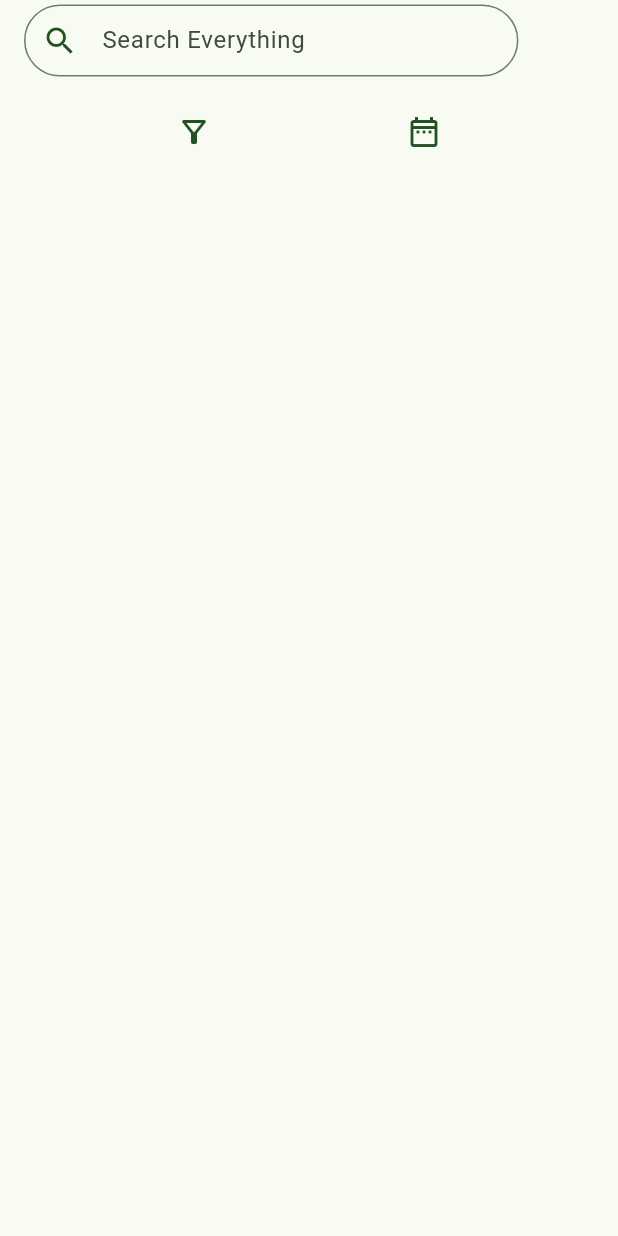
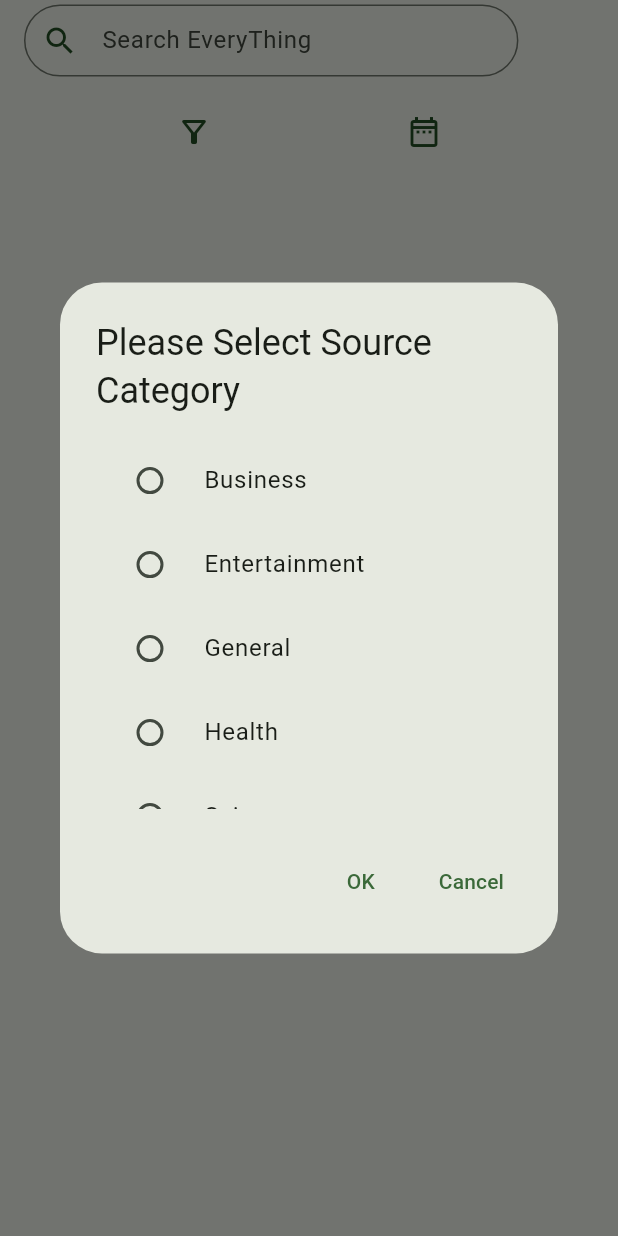
Before and after one commit to VirtualAstronaut/beanstalkedu-assignment, a Flutter app: the screen it shows after launch, after a tap on the "filter alt" icon, on a phone screen of 412 x 824 dp. Run offline on Flutter 3.47's test engine with Material 2 defaults, Android fonts, the light colour scheme and no system bars; our stand-ins replace dio, flutter_riverpod, riverpod_annotation, sizer.

Commit message:
add category filter & minor fixes

```diff
--- a/lib/providers.dart
+++ b/lib/providers.dart
@@ -1,7 +1,9 @@
 import 'dart:convert';
 
 import 'package:beanstalkedu_assignment/core/providers/article_provider.dart';
+import 'package:beanstalkedu_assignment/core/providers/source_provider.dart';
 import 'package:beanstalkedu_assignment/model/article_model.dart';
+import 'package:beanstalkedu_assignment/model/source_model.dart';
 import 'package:beanstalkedu_assignment/utils.dart';
 import 'package:http/http.dart' as http;
 import 'package:flutter/material.dart';
@@ -14,5 +16,8 @@ final articleNotifierProvider =
     return ArticleProvider(const AsyncData([]));
   },
 );
+final selectedCategoriesProvider = StateProvider<String>(
+  (ref) => '',
+);
 
 final dateFilterProvider = StateProvider<List<DateTime>>((ref) => []);
--- /dev/null
+++ b/lib/ui/category_filter_dialog.dart
@@ -0,0 +1,97 @@
+import 'dart:async';
+
+import 'package:beanstalkedu_assignment/providers.dart';
+import 'package:beanstalkedu_assignment/ui/components/round_textfield.dart';
+import 'package:flutter/material.dart';
+import 'package:flutter_riverpod/flutter_riverpod.dart';
+import 'package:intl/intl.dart';
+import 'package:sizer/sizer.dart';
+
+class CategoryFilterDialog extends ConsumerStatefulWidget {
+  const CategoryFilterDialog({super.key});
+
+  @override
+  ConsumerState<ConsumerStatefulWidget> createState() =>
+      _CategoryFilterDialogState();
+}
+
+class _CategoryFilterDialogState extends ConsumerState<CategoryFilterDialog> {
+  String? selectedCategory;
+  @override
+  void initState() {
+    super.initState();
+    selectedCategory = ref.read(selectedCategoriesProvider);
+  }
+
+  final listOfCategories = [
+    'business',
+    'entertainment',
+    'general',
+    'health',
+    'science',
+    'sports',
+    'technology'
+  ];
+
+  Timer? timer;
+  @override
+  Widget build(
+    BuildContext context,
+  ) {
+    return AlertDialog(
+      title: const Text('Please Select Source Category'),
+      content: Column(
+        mainAxisSize: MainAxisSize.min,
+        children: [
+          SizedBox(
+            height: 30.h,
+            width: 100.w,
+            child: ListView.builder(
+              itemCount: listOfCategories.length,
+              itemBuilder: (context, index) {
+                return RadioListTile(
+                  activeColor: Theme.of(context).colorScheme.primary,
+                  value: listOfCategories[index],
+                  title: Text(listOfCategories[index][0].toUpperCase() +
+                      listOfCategories[index].substring(1)),
+                  groupValue: selectedCategory,
+                  onChanged: (value) {
+                    selectedCategory = value;
+                    setState(() {});
+                  },
+                );
+              },
+            ),
+          )
+        ],
+      ),
+      actions: [
+        TextButton(
+            onPressed: () {
+              bool didSelect = false;
+              if (selectedCategory != null) {
+                ref.read(selectedCategoriesProvider.notifier).state =
+                    selectedCategory!;
+                didSelect = true;
+              }
+              Navigator.pop(context, didSelect);
+            },
+            child: const Text('OK')),
+        TextButton(
+            onPressed: () {
+              Navigator.pop(
+                context,
+              );
+            },
+            child: const Text('Cancel')),
+        if (ref.read(selectedCategoriesProvider).isNotEmpty)
+          TextButton(
+              onPressed: () {
+                ref.read(selectedCategoriesProvider.notifier).state = '';
+                Navigator.pop(context, true);
+              },
+              child: const Text('Clear Filter')),
+      ],
+    );
+  }
+}
--- a/lib/ui/components/round_textfield.dart
+++ b/lib/ui/components/round_textfield.dart
@@ -5,10 +5,12 @@ class RoundTextField extends ConsumerWidget {
   const RoundTextField({
     super.key,
     required this.controller,
+    required this.labelText,
     required this.onChanged,
   });
+  final String labelText;
   final TextEditingController controller;
-  final void Function(String)? onChanged;
+  final void Function(String value)? onChanged;
   @override
   Widget build(BuildContext context, WidgetRef ref) {
     final colorScheme = Theme.of(context).colorScheme;
@@ -17,7 +19,7 @@ class RoundTextField extends ConsumerWidget {
       onChanged: onChanged,
       decoration: InputDecoration(
           floatingLabelBehavior: FloatingLabelBehavior.never,
-          labelText: 'Search Everything',
+          labelText: labelText,
           prefixIcon: Icon(Icons.search, color: colorScheme.onPrimaryContainer),
           labelStyle: const TextStyle(),
           fillColor: colorScheme.primaryContainer,
--- a/lib/ui/news_screen.dart
+++ b/lib/ui/news_screen.dart
@@ -5,9 +5,11 @@ import 'package:beanstalkedu_assignment/providers.dart';
 import 'package:beanstalkedu_assignment/ui/components/article_container.dart';
 import 'package:beanstalkedu_assignment/ui/components/round_textfield.dart';
 import 'package:beanstalkedu_assignment/ui/date_picker_dialog.dart';
+import 'package:beanstalkedu_assignment/ui/category_filter_dialog.dart';
 import 'package:flutter/material.dart';
 import 'package:flutter/scheduler.dart';
 import 'package:flutter_riverpod/flutter_riverpod.dart';
+import 'package:http/http.dart';
 import 'package:sizer/sizer.dart';
 
 class NewsScreen extends ConsumerStatefulWidget {
@@ -39,6 +41,7 @@ class _NewsScreenState extends ConsumerState<NewsScreen> {
               height: 50,
               width: 80.w,
               child: RoundTextField(
+                labelText: 'Search EveryThing',
                 controller: searchController,
                 onChanged: (value) {
                   if (value.isEmpty) {
@@ -47,9 +50,7 @@ class _NewsScreenState extends ConsumerState<NewsScreen> {
                   if (timer?.isActive ?? false) timer?.cancel();
                   timer = Timer.periodic(const Duration(milliseconds: 500),
                       (timer) {
-                    ref
-                        .watch(articleNotifierProvider.notifier)
-                        .getSearchResults(value);
+                    getData();
                     timer.cancel();
                   });
                 },
@@ -59,10 +60,17 @@ class _NewsScreenState extends ConsumerState<NewsScreen> {
               child: Row(
                 mainAxisAlignment: MainAxisAlignment.spaceEvenly,
                 children: [
-                  IconButton(
-                      onPressed: () {},
+                  Container(
+                    decoration: BoxDecoration(
+                        color: ref.watch(selectedCategoriesProvider).isEmpty
+                            ? null
+                            : colorScheme.primaryContainer,
+                        shape: BoxShape.circle),
+                    child: IconButton(
+                        onPressed: categorySelectCallback,
                         icon: Icon(Icons.filter_alt_outlined,
                             color: colorScheme.onPrimaryContainer)),
+                  ),
                   Container(
                     decoration: BoxDecoration(
                         color: ref.watch(dateFilterProvider).isEmpty
@@ -107,11 +115,28 @@ class _NewsScreenState extends ConsumerState<NewsScreen> {
           return const FromToDateDialog();
         });
     if (didChoiceChange != null && didChoiceChange) {
+      getData();
+    }
+  }
+
+  void categorySelectCallback() async {
+    final didSelect = await showDialog(
+        context: context,
+        builder: (context) {
+          return const CategoryFilterDialog();
+        });
+    if (didSelect != null && didSelect) {
+      getData();
+    }
+  }
+
+  void getData() {
     final fromToDates = ref.read(dateFilterProvider);
+    final selectedCategory = ref.read(selectedCategoriesProvider);
     ref.read(articleNotifierProvider.notifier).getSearchResults(
         searchController.text,
+        category: selectedCategory,
         fromDate: fromToDates.isNotEmpty ? fromToDates.first : null,
         toDate: fromToDates.isNotEmpty ? fromToDates.last : null);
   }
 }
-}
--- a/lib/utils.dart
+++ b/lib/utils.dart
@@ -5,6 +5,11 @@ import 'package:flutter/material.dart';
 class Utils {
   static final Dio dio = Dio();
   static const baseUrl = "newsapi.org";
-  static String apiKey = '';
+
+  static String currentEndPoint = '/v2/top-headlines';
+  static String everythingEndpoint = '/v2/everything';
+  static String topHeadlinesEndPoint = '/v2/top-headlines';
+  static String sourcesEndpoint = '/v2/top-headlines/sources';
+  static String apiKey = 'cbc5feef5d1f4112ac8d99d7b4f405fd';
   static var globalNavigatorKey = GlobalKey<NavigatorState>();
 }
```
Also changed, not shown: lib/core/providers/article_provider.dart (+11 -15 lines), lib/ui/date_picker_dialog.dart (+11 -0 lines). Lines whose indentation alone changed are shown as unchanged.
